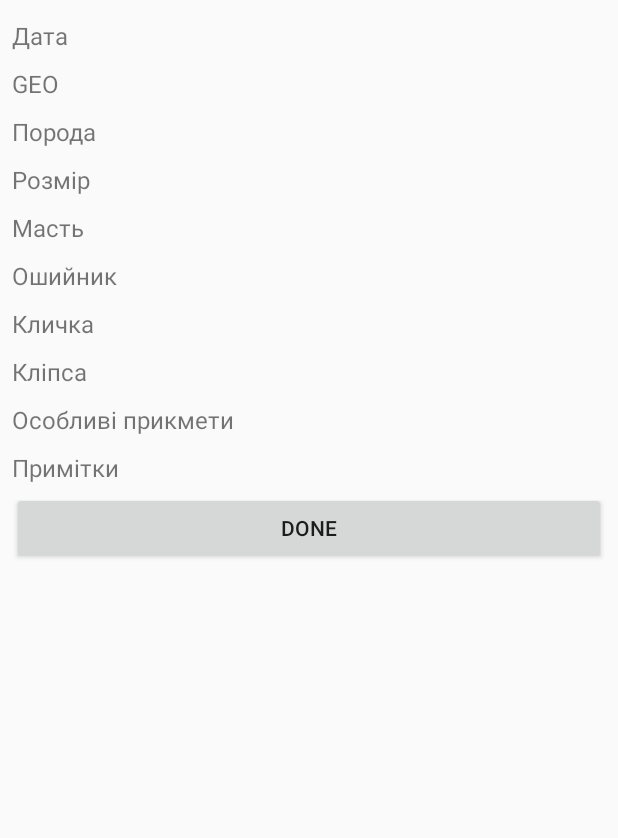
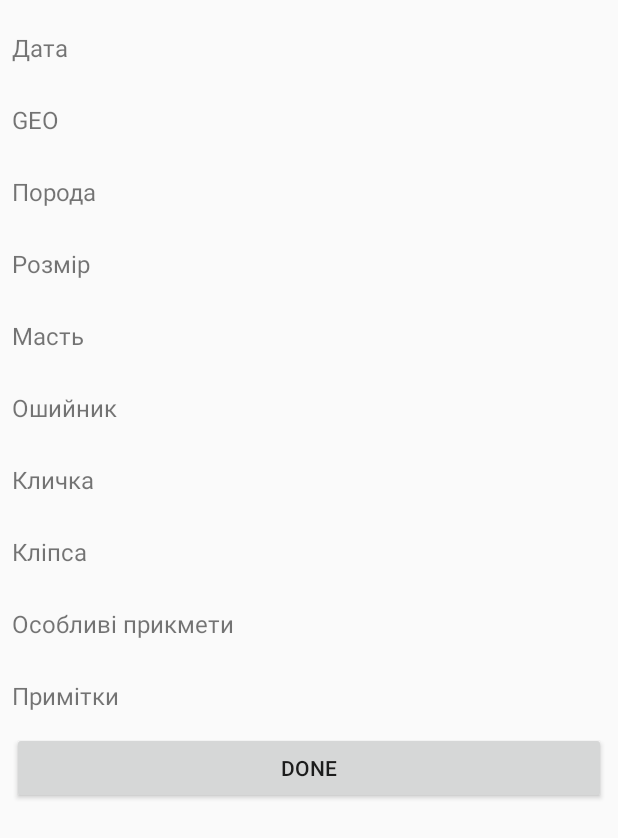
Before and after one commit to borisalexj/DogPhoto, an Android app: the layout content_add_detail.xml on its own in the app's theme, with its tools: preview values and no code run, on a phone screen of 412 x 824 dp. Shown: the top 838 px of the screen. Run offline under Robolectric (Android 15) with nearby library versions, the phone set to English and light mode, and no system bars.

```diff
--- a/app/src/main/res/values/dimens.xml
+++ b/app/src/main/res/values/dimens.xml
@@ -2,5 +2,5 @@
     <dimen name="app_bar_height">385dp</dimen>
     <dimen name="fab_margin">16dp</dimen>
     <dimen name="text_margin">16dp</dimen>
-    <dimen name="row_height">32dp</dimen>
+    <dimen name="row_height">48dp</dimen>
 </resources>
--- a/app/src/main/res/values/styles.xml
+++ b/app/src/main/res/values/styles.xml
@@ -27,10 +27,10 @@
         <item name="android:singleLine">true</item>
         <item name="android:layout_gravity">center</item>
         <item name="android:textAlignment">gravity</item>
-        <item name="android:gravity">center_vertical|left</item>
         <item name="android:maxLines">1</item>
         <item name="android:lines">1</item>
         <item name="android:layout_weight">1</item>
+        <item name="android:gravity">center_vertical|right</item>
 
 
     </style>
```
